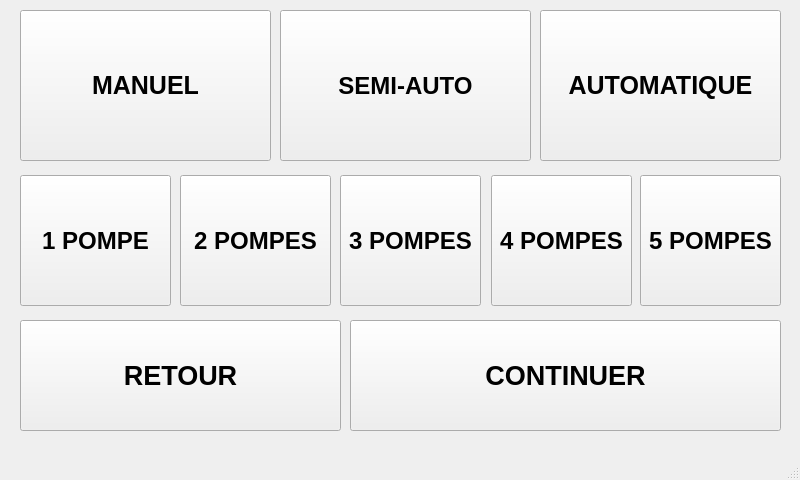
Above: pagemodeetpompe.ui from YanisKer/ProjetPomme before the change. Below: the same form after it.
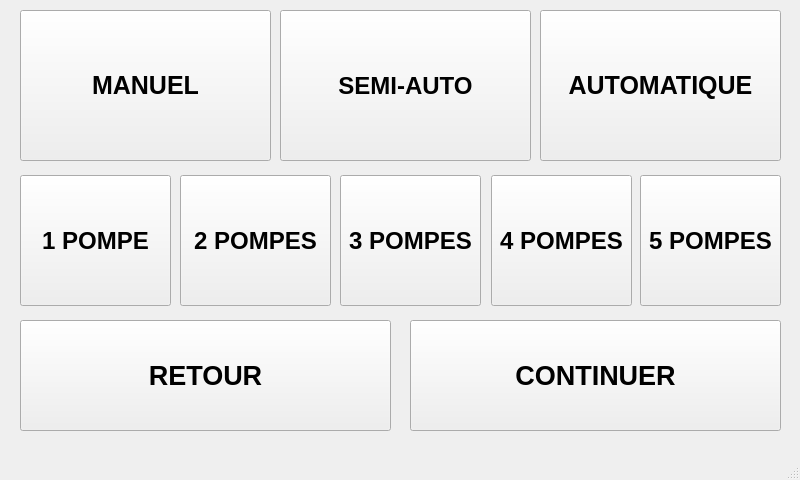
That is the form after the change.

Patch:
```diff
--- a/pagemodeetpompe.ui
+++ b/pagemodeetpompe.ui
@@ -169,9 +169,9 @@
    <widget class="QPushButton" name="pb_continuer">
     <property name="geometry">
      <rect>
-      <x>350</x>
+      <x>410</x>
       <y>320</y>
-      <width>431</width>
+      <width>371</width>
       <height>111</height>
      </rect>
     </property>
@@ -190,7 +190,7 @@
      <rect>
       <x>20</x>
       <y>320</y>
-      <width>321</width>
+      <width>371</width>
       <height>111</height>
      </rect>
     </property>
```
